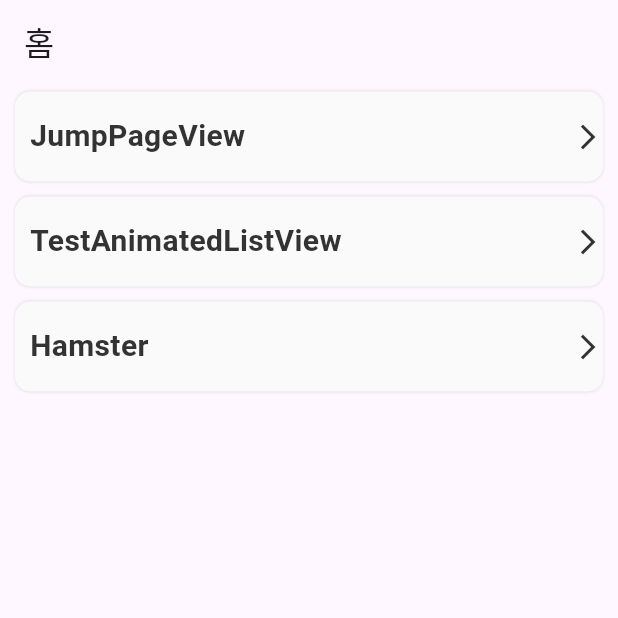
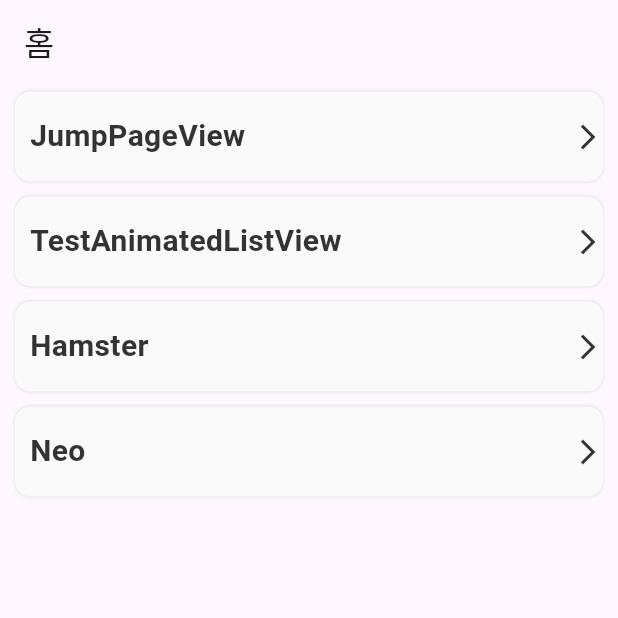
Before and after one commit to Leonamin/shrew_kit, a Flutter app: the screen it shows after launch, on a phone screen of 412 x 824 dp, the top half of it. Run offline on Flutter 3.47's test engine with Material 2 defaults, Android fonts, the phone set to English and light mode, and no system bars; our stand-ins replace go_router.

Commit message:
# ADD - neo

```diff
--- a/lib/common/config/router.dart
+++ b/lib/common/config/router.dart
@@ -8,6 +8,7 @@ import 'package:shrew_kit/view/cube_transition/cube_hamster_view.dart';
 import 'package:shrew_kit/view/cube_transition/cube_shrew_view.dart';
 import 'package:shrew_kit/view/home/home_view.dart';
 import 'package:shrew_kit/view/jump_page/jump_page_view.dart';
+import 'package:shrew_kit/view/neo/neo_view.dart';
 
 final router = GoRouter(
   initialLocation: ViewRoutes.homePath,
@@ -76,6 +77,10 @@ final router = GoRouter(
             ),
           ],
         ),
+        GoRoute(
+          path: ViewRoutes.neoPath,
+          builder: (context, state) => const NeoView(),
+        ),
       ],
     ),
   ],
--- a/lib/common/config/routes.dart
+++ b/lib/common/config/routes.dart
@@ -4,9 +4,11 @@ class ViewRoutes {
   static const String testAnimatedListViewRoute = '/test_animated_list_view';
   static const String cubeShrewViewRoute = '/cube_hamster_view/cube_shrew_view';
   static const String cubeHamsterViewRoute = '/cube_hamster_view';
+  static const String neoRoute = '/neo';
 
   static const String jumpPageViewPath = 'jump_page_view';
   static const String testAnimatedListViewPath = 'test_animated_list_view';
   static const String cubeShrewViewPath = 'cube_shrew_view';
   static const String cubeHamsterViewPath = 'cube_hamster_view';
+  static const String neoPath = 'neo';
 }
--- a/lib/view/home/home_view.dart
+++ b/lib/view/home/home_view.dart
@@ -30,6 +30,12 @@ class HomeView extends StatelessWidget {
               text: 'Hamster',
               onTap: () {
                 context.go(ViewRoutes.cubeHamsterViewRoute);
+              },
+            ),
+            _RouteTile(
+              text: 'Neo',
+              onTap: () {
+                context.go(ViewRoutes.neoRoute);
               },
             ),
           ],
```
Also changed, not shown: lib/view/neo/neo_view.dart (added, +62 -0 lines).
